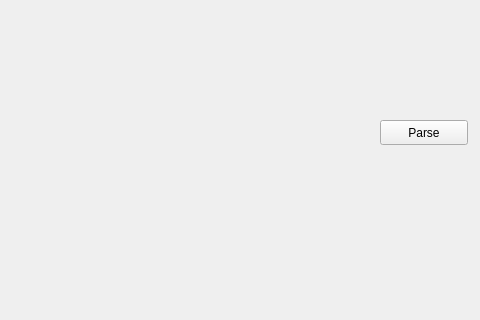
Old version of the form dynamicscreen.ui in the repository MlynorikAlina/cuba_map; both pictures show x 420 to 900 and y 580 to 900 of the 900 by 900 pixel window.
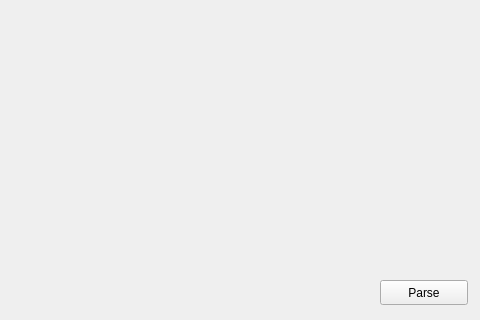
New version of the form.

```diff
--- a/dynamicscreen.ui
+++ b/dynamicscreen.ui
@@ -17,7 +17,7 @@
    <property name="geometry">
     <rect>
      <x>800</x>
-     <y>700</y>
+     <y>860</y>
      <width>88</width>
      <height>25</height>
     </rect>
@@ -32,7 +32,7 @@
      <x>10</x>
      <y>10</y>
      <width>881</width>
-     <height>681</height>
+     <height>841</height>
     </rect>
    </property>
    <layout class="QVBoxLayout" name="verticalLayout"/>
```
